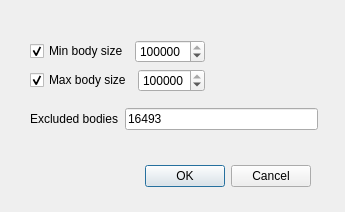
Before: the Qt Designer form neurolabi/gui/flyembodyfilterdialog.ui in janelia-flyem/NeuTu, drawn with Qt 5.
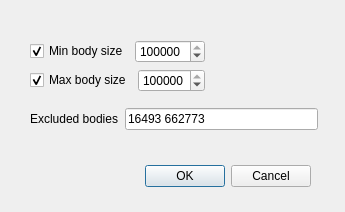
After: the same form once the commit is applied.

```diff
--- a/neurolabi/gui/flyembodyfilterdialog.ui
+++ b/neurolabi/gui/flyembodyfilterdialog.ui
@@ -29,7 +29,7 @@
     <set>QDialogButtonBox::Cancel|QDialogButtonBox::Ok</set>
    </property>
   </widget>
-  <widget class="QWidget" name="">
+  <widget class="QWidget" name="layoutWidget">
    <property name="geometry">
     <rect>
      <x>30</x>
@@ -120,7 +120,7 @@
       <item>
        <widget class="QLineEdit" name="excludedBodyLineEdit">
         <property name="text">
-         <string>16493</string>
+         <string>16493 662773</string>
         </property>
        </widget>
       </item>
```
